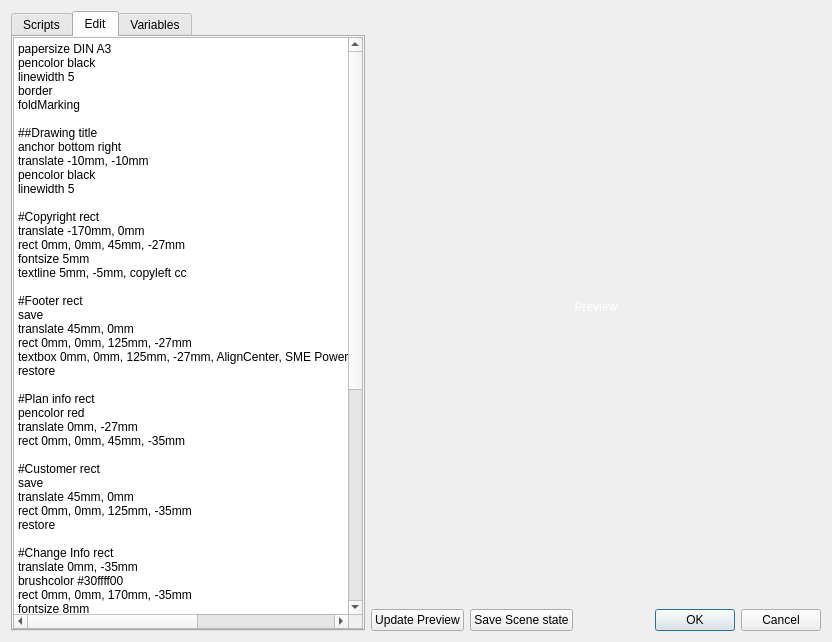
sme-gmbh/smepowercad, file printpapertemplate.ui: the form before one commit.
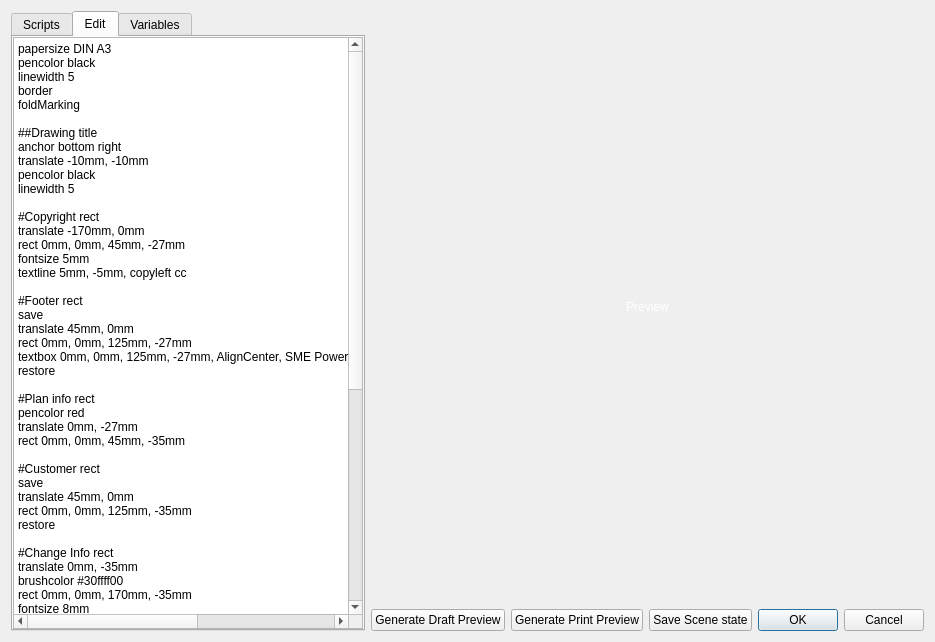
The form after the commit.

Commit message: Seperated print preview into draft and print preview

Patch:
```diff
--- a/printpapertemplate.ui
+++ b/printpapertemplate.ui
@@ -442,7 +442,20 @@
         </sizepolicy>
        </property>
        <property name="text">
-        <string>Update Preview</string>
+        <string>Generate Draft Preview</string>
+       </property>
+      </widget>
+     </item>
+     <item>
+      <widget class="QPushButton" name="pushButton_previewPrint">
+       <property name="sizePolicy">
+        <sizepolicy hsizetype="Maximum" vsizetype="Fixed">
+         <horstretch>0</horstretch>
+         <verstretch>0</verstretch>
+        </sizepolicy>
+       </property>
+       <property name="text">
+        <string>Generate Print Preview</string>
        </property>
       </widget>
      </item>
```
The commit also changes 2 other files.
